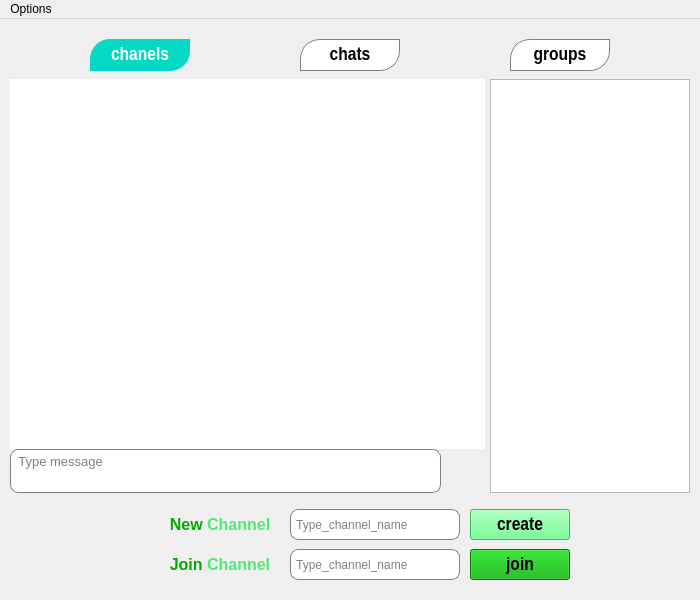
This is jamin-gram/channel.ui in raminLgh/jamin-gram as Qt 5 draws it before an edit. The edited form follows.
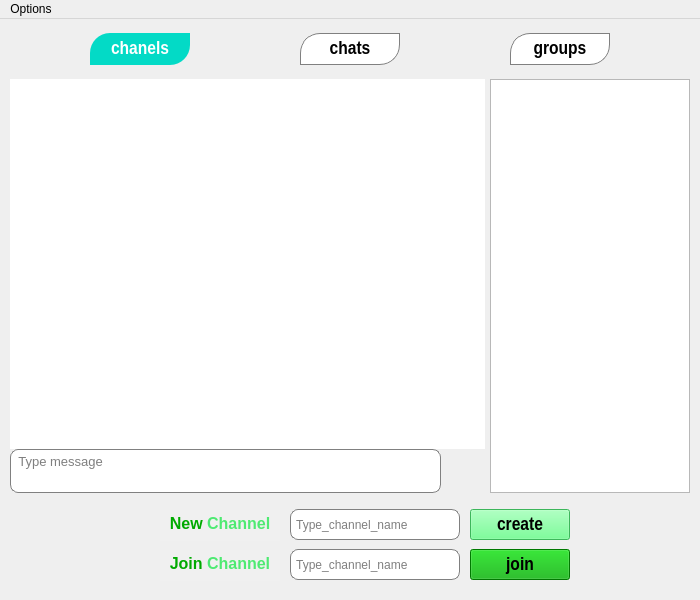
This is the edited form. Icons and pictures are not drawn.

What changed in the file:
```diff
--- a/jamin-gram/channel.ui
+++ b/jamin-gram/channel.ui
@@ -44,7 +44,7 @@
     <property name="geometry">
      <rect>
       <x>510</x>
-      <y>20</y>
+      <y>14</y>
       <width>100</width>
       <height>32</height>
      </rect>
@@ -53,7 +53,6 @@
      <font>
       <family>Arial Narrow</family>
       <pointsize>14</pointsize>
-      <weight>75</weight>
       <bold>true</bold>
      </font>
     </property>
@@ -168,7 +167,7 @@
     <property name="geometry">
      <rect>
       <x>90</x>
-      <y>20</y>
+      <y>14</y>
       <width>100</width>
       <height>32</height>
      </rect>
@@ -177,7 +176,6 @@
      <font>
       <family>Arial Narrow</family>
       <pointsize>14</pointsize>
-      <weight>75</weight>
       <bold>true</bold>
      </font>
     </property>
@@ -199,7 +197,7 @@
     <property name="geometry">
      <rect>
       <x>300</x>
-      <y>20</y>
+      <y>14</y>
       <width>100</width>
       <height>32</height>
      </rect>
@@ -208,7 +206,6 @@
      <font>
       <family>Arial Narrow</family>
       <pointsize>14</pointsize>
-      <weight>75</weight>
       <bold>true</bold>
      </font>
     </property>
@@ -380,7 +377,7 @@
     <property name="geometry">
      <rect>
       <x>160</x>
-      <y>492</y>
+      <y>491</y>
       <width>120</width>
       <height>31</height>
      </rect>
@@ -396,9 +393,9 @@
     </property>
     <property name="html">
      <string>&lt;!DOCTYPE HTML PUBLIC &quot;-//W3C//DTD HTML 4.0//EN&quot; &quot;http://www.w3.org/TR/REC-html40/strict.dtd&quot;&gt;
-&lt;html&gt;&lt;head&gt;&lt;meta name=&quot;qrichtext&quot; content=&quot;1&quot; /&gt;&lt;style type=&quot;text/css&quot;&gt;
+&lt;html&gt;&lt;head&gt;&lt;meta name=&quot;qrichtext&quot; content=&quot;1&quot; /&gt;&lt;meta charset=&quot;utf-8&quot; /&gt;&lt;style type=&quot;text/css&quot;&gt;
 p, li { white-space: pre-wrap; }
-&lt;/style&gt;&lt;/head&gt;&lt;body style=&quot; font-family:'MS Shell Dlg 2'; font-size:8.25pt; font-weight:400; font-style:normal;&quot;&gt;
+&lt;/style&gt;&lt;/head&gt;&lt;body style=&quot; font-family:'Segoe UI'; font-size:9pt; font-weight:400; font-style:normal;&quot;&gt;
 &lt;p align=&quot;center&quot; style=&quot; margin-top:0px; margin-bottom:0px; margin-left:0px; margin-right:0px; -qt-block-indent:0; text-indent:0px;&quot;&gt;&lt;span style=&quot; font-family:'MS Shell Dlg 2'; font-size:12pt; font-weight:600; color:#00aa00;&quot;&gt;New&lt;/span&gt;&lt;span style=&quot; font-family:'MS Shell Dlg 2'; font-size:12pt; font-weight:600;&quot;&gt; &lt;/span&gt;&lt;span style=&quot; font-family:'MS Shell Dlg 2'; font-size:12pt; font-weight:600; color:#4eea72;&quot;&gt;Channel&lt;/span&gt;&lt;/p&gt;&lt;/body&gt;&lt;/html&gt;</string>
     </property>
    </widget>
@@ -406,7 +403,7 @@
     <property name="geometry">
      <rect>
       <x>160</x>
-      <y>532</y>
+      <y>531</y>
       <width>120</width>
       <height>31</height>
      </rect>
@@ -423,9 +420,9 @@
     </property>
     <property name="html">
      <string>&lt;!DOCTYPE HTML PUBLIC &quot;-//W3C//DTD HTML 4.0//EN&quot; &quot;http://www.w3.org/TR/REC-html40/strict.dtd&quot;&gt;
-&lt;html&gt;&lt;head&gt;&lt;meta name=&quot;qrichtext&quot; content=&quot;1&quot; /&gt;&lt;style type=&quot;text/css&quot;&gt;
+&lt;html&gt;&lt;head&gt;&lt;meta name=&quot;qrichtext&quot; content=&quot;1&quot; /&gt;&lt;meta charset=&quot;utf-8&quot; /&gt;&lt;style type=&quot;text/css&quot;&gt;
 p, li { white-space: pre-wrap; }
-&lt;/style&gt;&lt;/head&gt;&lt;body style=&quot; font-family:'MS Shell Dlg 2'; font-size:8.25pt; font-weight:400; font-style:normal;&quot;&gt;
+&lt;/style&gt;&lt;/head&gt;&lt;body style=&quot; font-family:'Segoe UI'; font-size:9pt; font-weight:400; font-style:normal;&quot;&gt;
 &lt;p align=&quot;center&quot; style=&quot; margin-top:0px; margin-bottom:0px; margin-left:0px; margin-right:0px; -qt-block-indent:0; text-indent:0px;&quot;&gt;&lt;span style=&quot; font-family:'MS Shell Dlg 2'; font-size:12pt; font-weight:600; color:#00aa00;&quot;&gt;Join&lt;/span&gt;&lt;span style=&quot; font-family:'MS Shell Dlg 2'; font-size:12pt; font-weight:600;&quot;&gt; &lt;/span&gt;&lt;span style=&quot; font-family:'MS Shell Dlg 2'; font-size:12pt; font-weight:600; color:#4eea72;&quot;&gt;Channel&lt;/span&gt;&lt;/p&gt;&lt;/body&gt;&lt;/html&gt;</string>
     </property>
    </widget>
```
Left out of the diff: 12 changed lines with no effect on the pictures.
